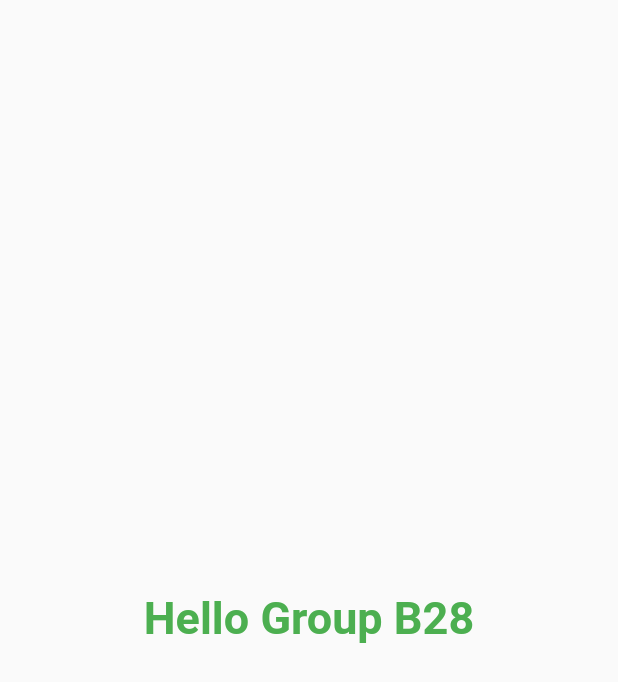
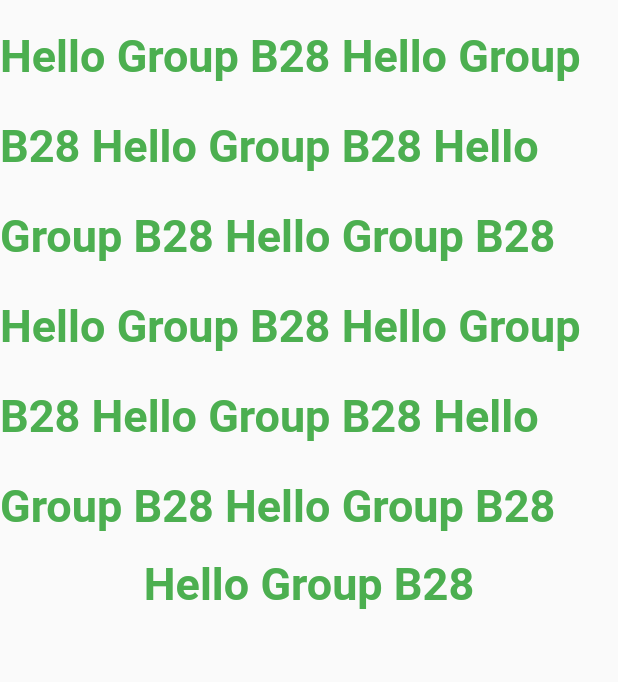
Before and after one commit to cosmicSigma/flutter_application_4, a Flutter app: the screen it shows after launch, on a phone screen of 412 x 824 dp. Shown: the top 682 px of the screen. Run offline on Flutter 3.47's test engine with Material 2 defaults, Android fonts, the phone set to English and light mode, and no system bars.

Commit message:
snapshot2

```diff
--- a/lib/main.dart
+++ b/lib/main.dart
@@ -23,13 +23,39 @@ class Lesson extends StatelessWidget {
   Widget build(BuildContext context) {
     return Scaffold(
       body: Center(
-        child: Text(
-          "Hello Group B28",
-          style: TextStyle(
-            fontSize: 30,
-            fontWeight: FontWeight.bold,
-            color: Colors.green.shade500
-          ),
+        child: Column(
+          children: [
+           Text (
+              "Hello Group B28 Hello Group B28 Hello Group B28 Hello Group B28 Hello Group B28 Hello Group B28 Hello Group B28 Hello Group B28 Hello Group B28 Hello Group B28",
+              style: TextStyle(
+                fontSize: 30,
+                fontWeight: FontWeight.bold,
+                color: Colors.green.shade500,
+                height: 2
+              ),
+              selectionColor: Colors.black,
+              textHeightBehavior: TextHeightBehavior(
+                applyHeightToFirstAscent: true,
+                applyHeightToLastDescent: true,
+                // leadingDistribution: TextLeadingDistribution.even
+              ),
+            ),
+            Text (
+              "Hello Group B28",
+              style: TextStyle(
+                fontSize: 30,
+                fontWeight: FontWeight.bold,
+                color: Colors.green.shade500,
+                height: 2
+              ),
+              selectionColor: Colors.black,
+              textHeightBehavior: TextHeightBehavior(
+                applyHeightToFirstAscent: true,
+                applyHeightToLastDescent: false,
+                leadingDistribution: TextLeadingDistribution.even
+              ),
+            ),
+          ],
         ),
       ),
     );
```
